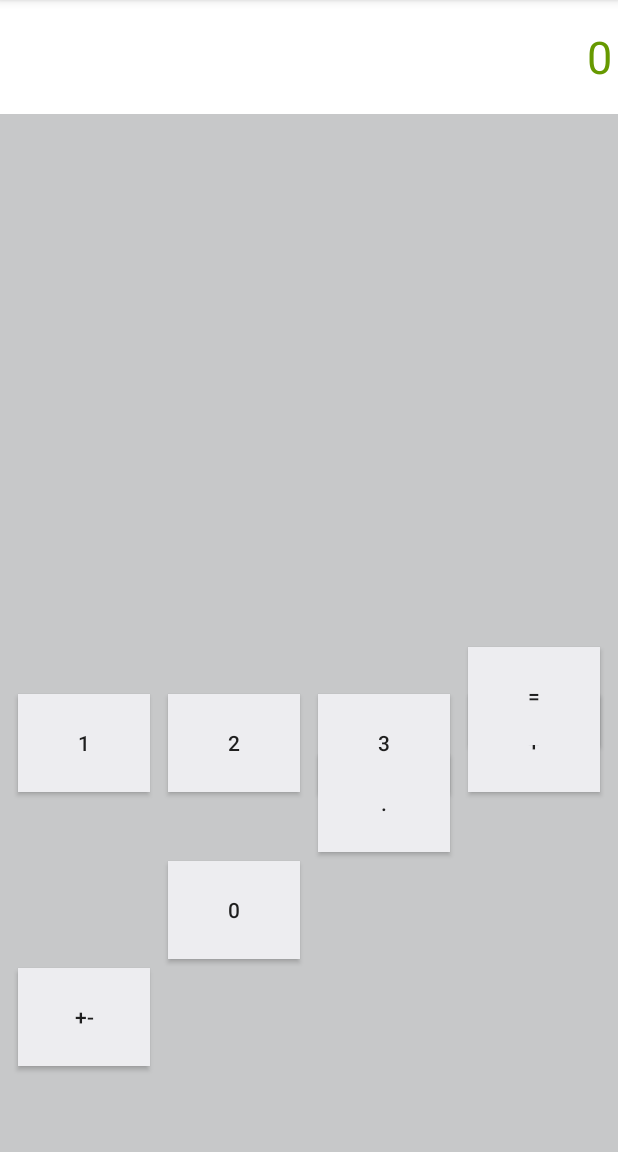
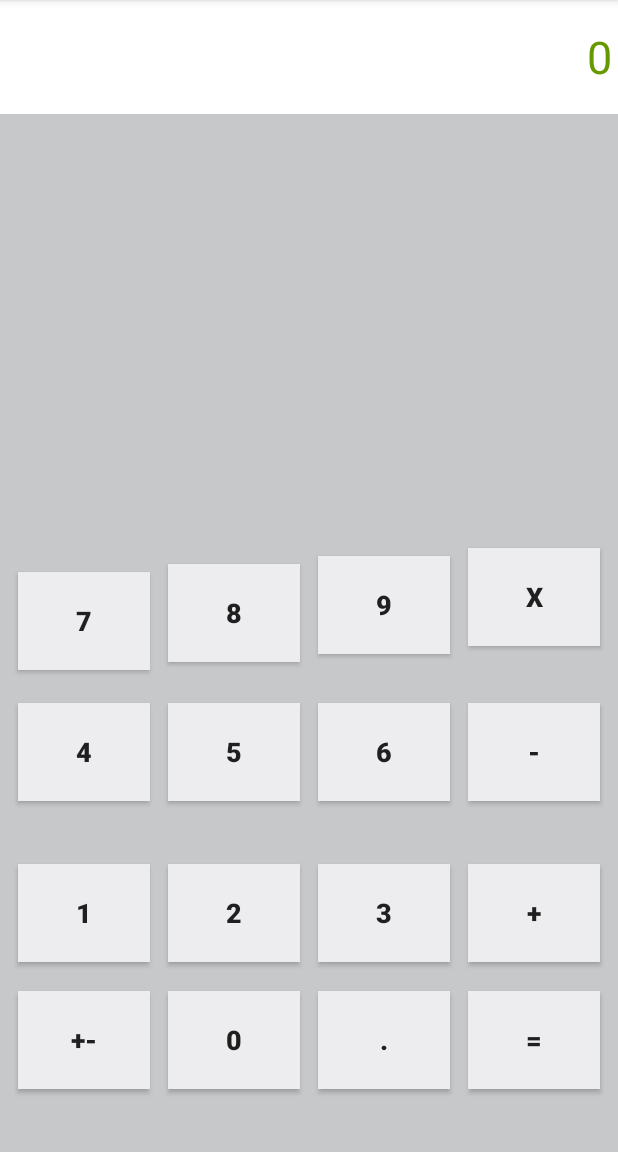
Before and after one commit to ikostan/Android_UI_Essentials, an Android app: the screen it shows after launch (MainActivity), on a phone screen of 412 x 824 dp, the part 84-1236 px from its top. Run offline under Robolectric (Android 15) with nearby library versions, the phone set to English and light mode, and no system bars.

Commit message:
Calculator GUI - 4 rows of buttons

```diff
--- a/app/src/main/res/layout/activity_main.xml
+++ b/app/src/main/res/layout/activity_main.xml
@@ -24,18 +24,153 @@
         tools:layout_editor_absoluteY="2dp" />
 
     <android.support.constraint.Guideline
+        android:id="@+id/guidelineHor6"
+        android:layout_width="wrap_content"
+        android:layout_height="wrap_content"
+        android:orientation="horizontal"
+        app:layout_constraintGuide_percent="0.2"
+        tools:layout_editor_absoluteY="102dp"
+        tools:layout_editor_absoluteX="0dp" />
+
+    <android.support.constraint.Guideline
+        android:id="@+id/guidelineHor5"
+        android:layout_width="wrap_content"
+        android:layout_height="wrap_content"
+        android:orientation="horizontal"
+        app:layout_constraintGuide_percent="0.45" />
+
+    <Button
+        android:id="@+id/btnMult"
+        android:layout_width="88dp"
+        android:layout_height="65dp"
+        android:background="@color/colorPrimaryDark"
+        android:text="x"
+        android:textSize="18sp"
+        android:textStyle="bold"
+        tools:ignore="HardcodedText"
+        app:layout_constraintRight_toRightOf="parent"
+        app:layout_constraintTop_toTopOf="@+id/btn9"
+        app:layout_constraintLeft_toRightOf="@+id/btn9"
+        android:layout_marginTop="-5dp" />
+
+    <Button
+        android:id="@+id/btn9"
+        android:layout_width="88dp"
+        android:layout_height="65dp"
+        android:background="@color/colorPrimaryDark"
+        android:text="9"
+        android:textSize="18sp"
+        android:textStyle="bold"
+        tools:ignore="HardcodedText"
+        app:layout_constraintRight_toLeftOf="@+id/btnMult"
+        app:layout_constraintTop_toTopOf="@+id/btn8"
+        app:layout_constraintLeft_toRightOf="@+id/btn8"
+        android:layout_marginTop="-5dp" />
+
+    <Button
+        android:id="@+id/btn8"
+        android:layout_width="88dp"
+        android:layout_height="65dp"
+        android:background="@color/colorPrimaryDark"
+        android:text="8"
+        android:textSize="18sp"
+        android:textStyle="bold"
+        tools:ignore="HardcodedText"
+        app:layout_constraintRight_toLeftOf="@+id/btn9"
+        app:layout_constraintTop_toTopOf="@+id/btn7"
+        app:layout_constraintLeft_toRightOf="@+id/btn7"
+        android:layout_marginTop="-5dp" />
+
+    <Button
+        android:id="@+id/btn7"
+        android:layout_width="88dp"
+        android:layout_height="65dp"
+        android:background="@color/colorPrimaryDark"
+        android:text="7"
+        android:textSize="18sp"
+        android:textStyle="bold"
+        tools:ignore="HardcodedText"
+        app:layout_constraintTop_toTopOf="@+id/guidelineHor5"
+        android:layout_marginTop="31dp"
+        android:layout_marginBottom="8dp"
+        app:layout_constraintBottom_toTopOf="@+id/guidelineHor4"
+        app:layout_constraintLeft_toLeftOf="parent"
+        app:layout_constraintRight_toLeftOf="@+id/btn8"
+        app:layout_constraintVertical_bias="0.43" />
+
+    <android.support.constraint.Guideline
         android:id="@+id/guidelineHor4"
         android:layout_width="wrap_content"
         android:layout_height="wrap_content"
         android:orientation="horizontal"
-        app:layout_constraintGuide_begin="178dp" />
+        app:layout_constraintGuide_percent="0.6"
+        tools:layout_editor_absoluteY="307dp"
+        tools:layout_editor_absoluteX="0dp" />
+
+    <Button
+        android:id="@+id/btnMinus"
+        android:layout_width="88dp"
+        android:layout_height="65dp"
+        android:background="@color/colorPrimaryDark"
+        android:text="-"
+        android:textSize="18sp"
+        android:textStyle="bold"
+        tools:ignore="HardcodedText"
+        app:layout_constraintRight_toRightOf="parent"
+        app:layout_constraintLeft_toRightOf="@+id/btn6"
+        app:layout_constraintTop_toTopOf="@+id/btn6" />
+
+    <Button
+        android:id="@+id/btn6"
+        android:layout_width="88dp"
+        android:layout_height="65dp"
+        android:background="@color/colorPrimaryDark"
+        android:text="6"
+        android:textSize="18sp"
+        android:textStyle="bold"
+        tools:ignore="HardcodedText"
+        app:layout_constraintTop_toTopOf="@+id/btn5"
+        app:layout_constraintLeft_toRightOf="@+id/btn5"
+        app:layout_constraintRight_toLeftOf="@+id/btnMinus" />
+
+    <Button
+        android:id="@+id/btn5"
+        android:layout_width="88dp"
+        android:layout_height="65dp"
+        android:background="@color/colorPrimaryDark"
+        android:text="5"
+        android:textSize="18sp"
+        android:textStyle="bold"
+        tools:ignore="HardcodedText"
+        app:layout_constraintRight_toLeftOf="@+id/btn6"
+        app:layout_constraintTop_toTopOf="@+id/btn4"
+        app:layout_constraintLeft_toRightOf="@+id/btn4" />
+
+    <Button
+        android:id="@+id/btn4"
+        android:layout_width="88dp"
+        android:layout_height="65dp"
+        android:layout_marginBottom="39dp"
+        android:layout_marginTop="8dp"
+        android:background="@color/colorPrimaryDark"
+        android:text="4"
+        android:textSize="18sp"
+        android:textStyle="bold"
+        app:layout_constraintBottom_toTopOf="@+id/guidelineHor3"
+        app:layout_constraintLeft_toLeftOf="parent"
+        app:layout_constraintTop_toTopOf="@+id/guidelineHor4"
+        tools:ignore="HardcodedText"
+        app:layout_constraintRight_toLeftOf="@+id/btn5"
+        app:layout_constraintVertical_bias="0.0" />
 
     <android.support.constraint.Guideline
         android:id="@+id/guidelineHor3"
         android:layout_width="wrap_content"
         android:layout_height="wrap_content"
         android:orientation="horizontal"
-        app:layout_constraintGuide_begin="365dp" />
+        app:layout_constraintGuide_percent="0.75"
+        tools:layout_editor_absoluteY="384dp"
+        tools:layout_editor_absoluteX="0dp" />
 
     <Button
         android:id="@+id/btnPlus"
@@ -43,6 +178,8 @@
         android:layout_height="65dp"
         android:background="@color/colorPrimaryDark"
         android:text="@string/plus"
+        android:textSize="18sp"
+        android:textStyle="bold"
         app:layout_constraintLeft_toRightOf="@+id/btn3"
         app:layout_constraintRight_toRightOf="parent"
         app:layout_constraintTop_toTopOf="@+id/btn3" />
@@ -53,6 +190,8 @@
         android:layout_height="65dp"
         android:background="@color/colorPrimaryDark"
         android:text="@string/btn_2"
+        android:textSize="18sp"
+        android:textStyle="bold"
         app:layout_constraintLeft_toRightOf="@+id/btn1"
         app:layout_constraintRight_toLeftOf="@+id/btn3"
         app:layout_constraintTop_toTopOf="@+id/btn1" />
@@ -63,6 +202,8 @@
         android:layout_height="65dp"
         android:background="@color/colorPrimaryDark"
         android:text="@string/btn_3"
+        android:textSize="18sp"
+        android:textStyle="bold"
         app:layout_constraintLeft_toRightOf="@+id/btn2"
         app:layout_constraintRight_toLeftOf="@+id/btnPlus"
         app:layout_constraintTop_toTopOf="@+id/btn2" />
@@ -72,21 +213,25 @@
         android:layout_width="88dp"
         android:layout_height="65dp"
         android:layout_marginBottom="19dp"
+        android:layout_marginTop="8dp"
         android:background="@color/colorPrimaryDark"
         android:text="@string/btn_1"
+        android:textSize="18sp"
+        android:textStyle="bold"
         app:layout_constraintBottom_toTopOf="@+id/guidelineHor2"
         app:layout_constraintLeft_toLeftOf="parent"
         app:layout_constraintRight_toLeftOf="@+id/btn2"
-        tools:ignore="HardcodedText"
         app:layout_constraintTop_toTopOf="@+id/guidelineHor3"
-        android:layout_marginTop="8dp" />
+        tools:ignore="HardcodedText" />
 
     <android.support.constraint.Guideline
         android:id="@+id/guidelineHor2"
         android:layout_width="wrap_content"
         android:layout_height="wrap_content"
         android:orientation="horizontal"
-        app:layout_constraintGuide_percent="0.83" />
+        app:layout_constraintGuide_percent="0.85"
+        tools:layout_editor_absoluteY="435dp"
+        tools:layout_editor_absoluteX="0dp" />
 
     <Button
         android:id="@+id/btnEqual"
@@ -94,10 +239,11 @@
         android:layout_height="65dp"
         android:background="@color/colorPrimaryDark"
         android:text="@string/btn_equal"
-        app:layout_constraintTop_toTopOf="@+id/btnDecPoint"
+        android:textSize="18sp"
+        android:textStyle="bold"
+        app:layout_constraintLeft_toRightOf="@+id/btnDecPoint"
         app:layout_constraintRight_toRightOf="parent"
-        app:layout_constraintLeft_toRightOf="@+id/btnDecPoint"
-        android:layout_marginTop="-71dp" />
+        app:layout_constraintTop_toTopOf="@+id/btnDecPoint" />
 
     <Button
         android:id="@+id/btnDecPoint"
@@ -105,10 +251,11 @@
         android:layout_height="65dp"
         android:background="@color/colorPrimaryDark"
         android:text="@string/btn_dot"
+        android:textSize="18sp"
+        android:textStyle="bold"
+        app:layout_constraintLeft_toRightOf="@+id/btn0"
         app:layout_constraintRight_toLeftOf="@+id/btnEqual"
-        app:layout_constraintTop_toTopOf="@+id/btn0"
-        app:layout_constraintLeft_toRightOf="@+id/btn0"
-        android:layout_marginTop="-71dp" />
+        app:layout_constraintTop_toTopOf="@+id/btn0" />
 
     <Button
         android:id="@+id/btn0"
@@ -116,23 +263,26 @@
         android:layout_height="65dp"
         android:background="@color/colorPrimaryDark"
         android:text="@string/btn_0"
+        android:textSize="18sp"
+        android:textStyle="bold"
+        app:layout_constraintLeft_toRightOf="@+id/btnPlusMin"
         app:layout_constraintRight_toLeftOf="@+id/btnDecPoint"
-        app:layout_constraintTop_toTopOf="@+id/btnPlusMin"
-        app:layout_constraintLeft_toRightOf="@+id/btnPlusMin"
-        android:layout_marginTop="-71dp" />
+        app:layout_constraintTop_toTopOf="@+id/btnPlusMin" />
 
     <Button
         android:id="@+id/btnPlusMin"
         android:layout_width="88dp"
         android:layout_height="65dp"
+        android:layout_marginBottom="8dp"
+        android:layout_marginTop="8dp"
         android:background="@color/colorPrimaryDark"
         android:text="@string/btn_pl_min"
-        app:layout_constraintTop_toTopOf="@+id/guidelineHor2"
-        android:layout_marginTop="8dp"
-        android:layout_marginBottom="8dp"
+        android:textSize="18sp"
+        android:textStyle="bold"
         app:layout_constraintBottom_toTopOf="@+id/guidelineHor1"
         app:layout_constraintLeft_toLeftOf="parent"
         app:layout_constraintRight_toLeftOf="@+id/btn0"
+        app:layout_constraintTop_toTopOf="@+id/guidelineHor2"
         app:layout_constraintVertical_bias="0.006" />
 
     <android.support.constraint.Guideline
```
